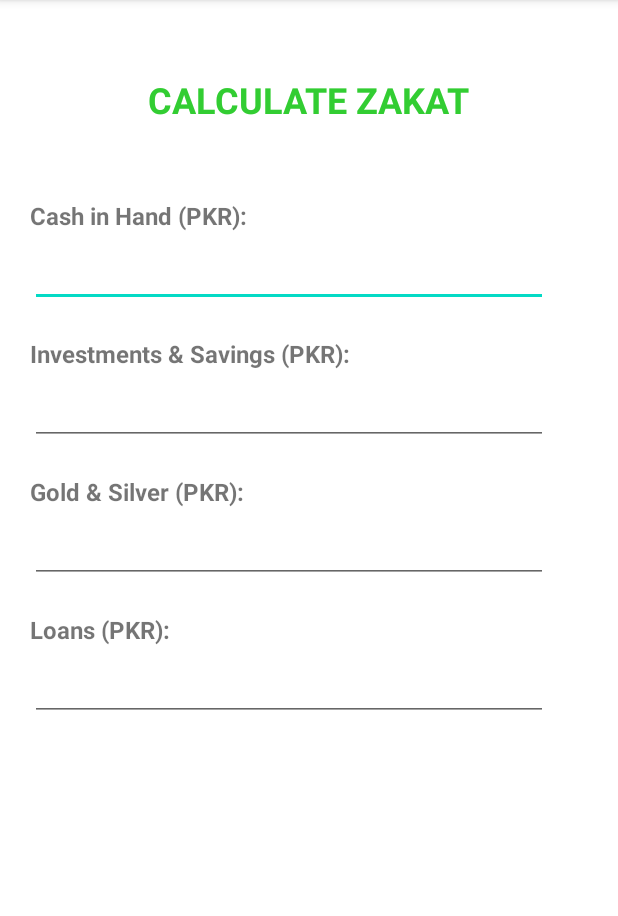
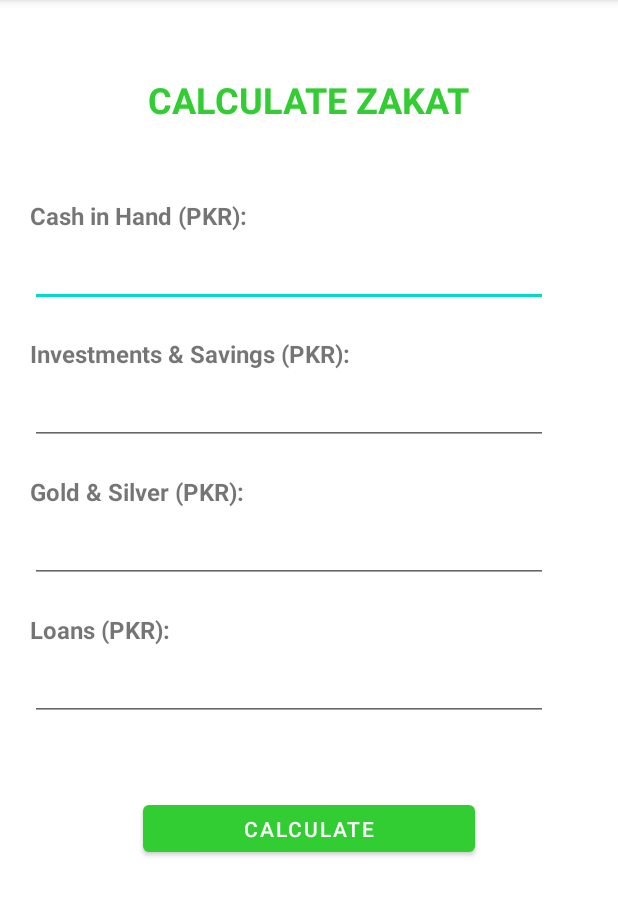
Before and after one commit to rmahmadkhan/zakat-calculator, an Android app: the screen it shows after launch (MainActivity), on a phone screen of 412 x 824 dp, the part 84-1000 px from its top. Run offline under Robolectric (Android 15) with nearby library versions, the phone set to English and light mode, and no system bars.

Commit message:
Added buttonCalculate

```diff
--- a/app/src/main/res/layout/activity_main.xml
+++ b/app/src/main/res/layout/activity_main.xml
@@ -129,4 +129,15 @@
         app:layout_constraintStart_toStartOf="parent"
         app:layout_constraintTop_toBottomOf="@+id/textViewLoans" />
 
+    <Button
+        android:id="@+id/buttonCalculate"
+        android:layout_width="221dp"
+        android:layout_height="43dp"
+        android:layout_marginTop="50dp"
+        android:text="Calculate"
+        app:backgroundTint="#32cd32"
+        app:layout_constraintEnd_toEndOf="parent"
+        app:layout_constraintStart_toStartOf="parent"
+        app:layout_constraintTop_toBottomOf="@+id/editTextLoans" />
+
 </androidx.constraintlayout.widget.ConstraintLayout>
```
